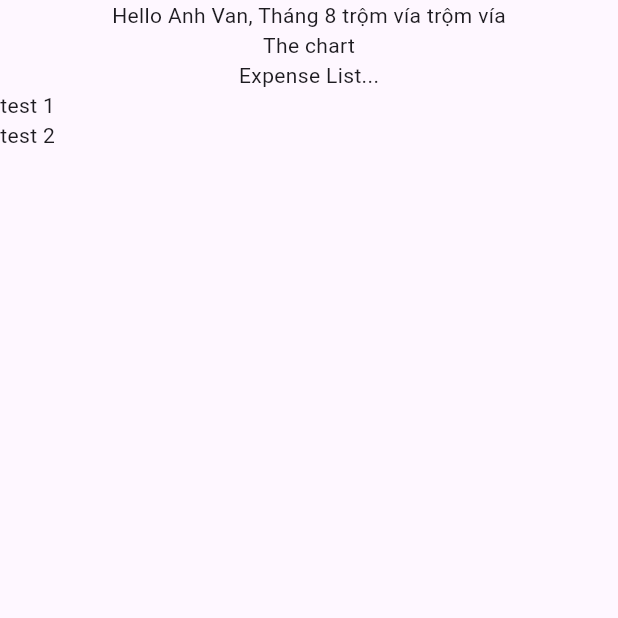
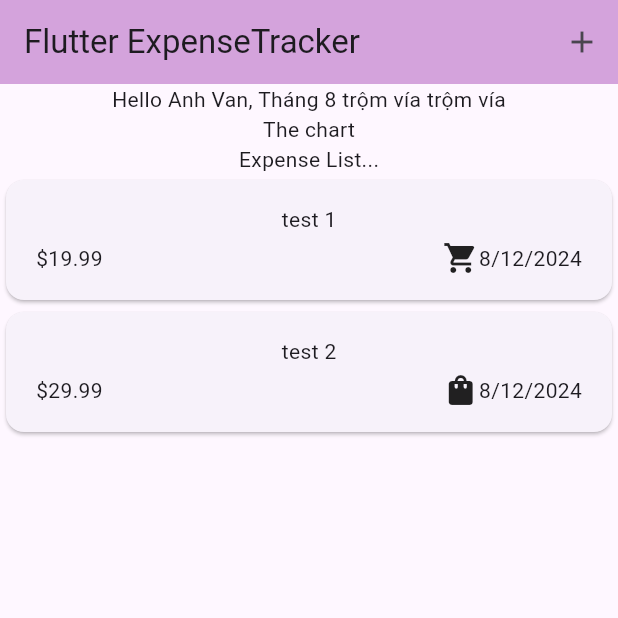
Before and after one commit to VanNemui/expense_app, a Flutter app: the screen it shows after launch, on a phone screen of 412 x 824 dp, the top half of it. Run offline on Flutter 3.47's test engine with Material 3 defaults, Android fonts, the phone set to English and light mode, and no system bars.

Commit message:
screen add expense

```diff
--- a/expense_app/lib/expenses.dart
+++ /dev/null
@@ -1,45 +0,0 @@
-import 'package:expense_app/expenses_list.dart';
-import 'package:expense_app/models/expense.dart';
-import 'package:flutter/material.dart';
-
-class Expenses extends StatefulWidget {
-  const Expenses({super.key});
-
-  @override
-  State<Expenses> createState() {
-    return _ExpensesState();
-  }
-}
-
-class _ExpensesState extends State<Expenses> {
-  final List<Expense> _registerExpenses = [
-    Expense(
-      title: 'test 1',
-      amount: 19.99,
-      date: DateTime.now(),
-      category: Category.shopping,
-    ),
-    Expense(
-      title: 'test 2',
-      amount: 29.99,
-      date: DateTime.now(),
-      category: Category.market,
-    ),
-  ];
-
-  @override
-  Widget build(BuildContext context) {
-    return Scaffold(
-      body: Column(
-        children: [
-          Text('Hello Anh Van, Tháng 8 trộm vía trộm vía'),
-          Text('The chart'),
-          Text('Expense List...'),
-          Expanded(
-            child: ExpensesList(expenses: _registerExpenses),
-          ),
-        ],
-      ),
-    );
-  }
-}
--- a/expense_app/lib/expenses_list.dart
+++ /dev/null
@@ -1,19 +0,0 @@
-import 'package:expense_app/models/expense.dart';
-import 'package:flutter/material.dart';
-
-class ExpensesList extends StatelessWidget {
-  const ExpensesList({
-    super.key,
-    required this.expenses,
-  });
-
-  final List<Expense> expenses;
-
-  @override
-  Widget build(BuildContext context) {
-    // TODO: implement build
-    return ListView.builder(
-        itemCount: expenses.length,
-        itemBuilder: (ctx, index) => Text(expenses[index].title));
-  }
-}
--- a/expense_app/lib/models/expense.dart
+++ b/expense_app/lib/models/expense.dart
@@ -1,8 +1,20 @@
+import 'package:flutter/material.dart';
 import 'package:uuid/uuid.dart';
+import 'package:intl/intl.dart';
+
+final formatter = DateFormat.yMd();
 
 const uuid = Uuid();
 
 enum Category { food, travel, work, shopping, market }
+
+const categoryIcon = {
+  Category.food: Icons.lunch_dining,
+  Category.travel: Icons.flight_takeoff,
+  Category.work: Icons.work,
+  Category.shopping: Icons.shopping_cart,
+  Category.market: Icons.shopping_bag,
+};
 
 class Expense {
   Expense({
@@ -17,4 +29,8 @@ class Expense {
   final double amount;
   final DateTime date;
   final Category category;
+
+  String get formattedDate {
+    return formatter.format(date);
+  }
 }
--- /dev/null
+++ b/expense_app/lib/widgets/expenses.dart
@@ -0,0 +1,106 @@
+import 'package:expense_app/widgets/expenses_list/expenses_list.dart';
+import 'package:expense_app/models/expense.dart';
+import 'package:expense_app/widgets/new_expense.dart';
+import 'package:flutter/material.dart';
+
+class Expenses extends StatefulWidget {
+  const Expenses({super.key});
+
+  @override
+  State<Expenses> createState() {
+    return _ExpensesState();
+  }
+}
+
+class _ExpensesState extends State<Expenses> {
+  final List<Expense> _registerExpenses = [
+    Expense(
+      title: 'test 1',
+      amount: 19.99,
+      date: DateTime.now(),
+      category: Category.shopping,
+    ),
+    Expense(
+      title: 'test 2',
+      amount: 29.99,
+      date: DateTime.now(),
+      category: Category.market,
+    ),
+  ];
+
+  void _openAddExpenseOverlay() {
+    showModalBottomSheet(
+      isScrollControlled: true,
+      context: context,
+      builder: (ctx) => NewExpense(
+        onAddExpense: _addExpense,
+      ),
+    );
+  }
+
+  void _addExpense(Expense expense) {
+    setState(() {
+      _registerExpenses.add(expense);
+    });
+  }
+
+  void _removeExpense(Expense expense) {
+    final expenseIndex = _registerExpenses.indexOf(expense);
+    setState(() {
+      _registerExpenses.remove(expense);
+    });
+    ScaffoldMessenger.of(context).clearSnackBars();
+    ScaffoldMessenger.of(context).showSnackBar(
+      SnackBar(
+        duration: const Duration(seconds: 3),
+        content: const Text('Expense deleted.'),
+        action: SnackBarAction(
+          label: 'Undo',
+          onPressed: () {
+            setState(() {
+              _registerExpenses.insert(expenseIndex, expense);
+            });
+          },
+        ),
+      ),
+    );
+  }
+
+  @override
+  Widget build(BuildContext context) {
+    Widget mainContent = const Center(
+      child: Text('no expense found. Start adding some!'),
+    );
+
+    if (_registerExpenses.isNotEmpty) {
+      mainContent = ExpensesList(
+        expenses: _registerExpenses,
+        onRemoveExpense: _removeExpense,
+      );
+    }
+
+    return Scaffold(
+      appBar: AppBar(
+        title: const Text('Flutter ExpenseTracker'),
+        backgroundColor: const Color.fromARGB(255, 212, 163, 220),
+        actions: [
+          IconButton(
+            onPressed: _openAddExpenseOverlay,
+            icon: const Icon(Icons.add),
+          ),
+        ],
+      ),
+      body: Column(
+        children: [
+          // Toolbar with the add button
+          const Text('Hello Anh Van, Tháng 8 trộm vía trộm vía'),
+          const Text('The chart'),
+          const Text('Expense List...'),
+          Expanded(
+            child: mainContent,
+          ),
+        ],
+      ),
+    );
+  }
+}
--- /dev/null
+++ b/expense_app/lib/widgets/expenses_list/expense_item.dart
@@ -0,0 +1,43 @@
+import 'package:expense_app/models/expense.dart';
+import 'package:flutter/material.dart';
+
+class ExpenseItem extends StatelessWidget {
+  const ExpenseItem(this.expense, {super.key});
+
+  final Expense expense;
+
+  @override
+  Widget build(BuildContext context) {
+    return Card(
+      child: Padding(
+        padding: const EdgeInsets.symmetric(
+          horizontal: 20,
+          vertical: 16,
+        ),
+        child: Column(
+          children: [
+            Text(expense.title),
+            const SizedBox(
+              height: 4,
+            ),
+            Row(
+              children: [
+                Text('\$${expense.amount.toStringAsFixed(2)}'),
+                const Spacer(),
+                Row(
+                  children: [
+                    Icon(categoryIcon[expense.category]),
+                    const SizedBox(
+                      height: 8,
+                    ),
+                    Text(expense.formattedDate),
+                  ],
+                ),
+              ],
+            ),
+          ],
+        ),
+      ),
+    );
+  }
+}
--- /dev/null
+++ b/expense_app/lib/widgets/expenses_list/expenses_list.dart
@@ -0,0 +1,29 @@
+import 'package:expense_app/models/expense.dart';
+import 'package:expense_app/widgets/expenses_list/expense_item.dart';
+import 'package:flutter/material.dart';
+
+class ExpensesList extends StatelessWidget {
+  const ExpensesList({
+    super.key,
+    required this.expenses,
+    required this.onRemoveExpense,
+  });
+
+  final List<Expense> expenses;
+  final void Function(Expense expense) onRemoveExpense;
+
+  @override
+  Widget build(BuildContext context) {
+    // TODO: implement build
+    return ListView.builder(
+      itemCount: expenses.length,
+      itemBuilder: (ctx, index) => Dismissible(
+        key: ValueKey(expenses[index]),
+        onDismissed: (direction) {
+          onRemoveExpense(expenses[index]);
+        },
+        child: ExpenseItem(expenses[index]),
+      ),
+    );
+  }
+}
--- a/expense_app/pubspec.yaml
+++ b/expense_app/pubspec.yaml
@@ -36,6 +36,7 @@ dependencies:
   # Use with the CupertinoIcons class for iOS style icons.
   cupertino_icons: ^1.0.6
   uuid: ^4.4.2
+  intl: ^0.19.0
 
 dev_dependencies:
   flutter_test:
--- a/lib/expenses.dart
+++ /dev/null
@@ -1,45 +0,0 @@
-import 'package:first_app/expenses_list.dart';
-import 'package:first_app/models/expense.dart';
-import 'package:flutter/material.dart';
-
-class Expenses extends StatefulWidget {
-  const Expenses({super.key});
-
-  @override
-  State<Expenses> createState() {
-    return _ExpensesState();
-  }
-}
-
-class _ExpensesState extends State<Expenses> {
-  final List<Expense> _registerExpenses = [
-    Expense(
-      title: 'test 1',
-      amount: 19.99,
-      date: DateTime.now(),
-      category: Category.shopping,
-    ),
-    Expense(
-      title: 'test 2',
-      amount: 29.99,
-      date: DateTime.now(),
-      category: Category.market,
-    ),
-  ];
-
-  @override
-  Widget build(BuildContext context) {
-    return Scaffold(
-      body: Column(
-        children: [
-          Text('Hello Anh Van, Tháng 8 trộm vía trộm vía'),
-          Text('The chart'),
-          Text('Expense List...'),
-          Expanded(
-            child: ExpensesList(expenses: _registerExpenses),
-          ),
-        ],
-      ),
-    );
-  }
-}
--- a/lib/expenses_list.dart
+++ /dev/null
@@ -1,19 +0,0 @@
-import 'package:first_app/models/expense.dart';
-import 'package:flutter/material.dart';
-
-class ExpensesList extends StatelessWidget {
-  const ExpensesList({
-    super.key,
-    required this.expenses,
-  });
-
-  final List<Expense> expenses;
-
-  @override
-  Widget build(BuildContext context) {
-    // TODO: implement build
-    return ListView.builder(
-        itemCount: expenses.length,
-        itemBuilder: (ctx, index) => Text(expenses[index].title));
-  }
-}
--- a/lib/models/expense.dart
+++ /dev/null
@@ -1,20 +0,0 @@
-import 'package:uuid/uuid.dart';
-
-const uuid = Uuid();
-
-enum Category { food, travel, work, shopping, market }
-
-class Expense {
-  Expense({
-    required this.title,
-    required this.amount,
-    required this.date,
-    required this.category,
-  }) : id = uuid.v4();
-
-  final String id;
-  final String title;
-  final double amount;
-  final DateTime date;
-  final Category category;
-}
```
Also changed, not shown: analysis_options.yaml (deleted, +0 -28 lines), expense_app/lib/main.dart (+6 -3 lines), expense_app/lib/widgets/new_expense.dart (added, +169 -0 lines), lib/main.dart (deleted, +0 -9 lines), pubspec.yaml (deleted, +0 -91 lines), expense_app/pubspec.lock, pubspec.lock (deleted), 123 other files.
